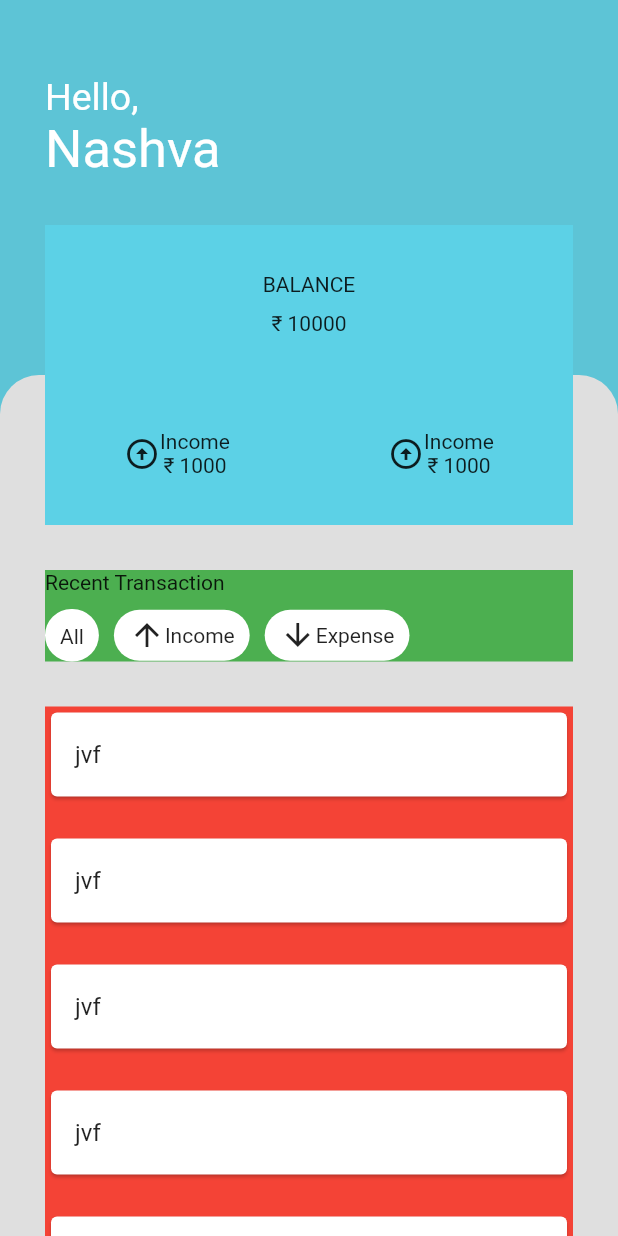
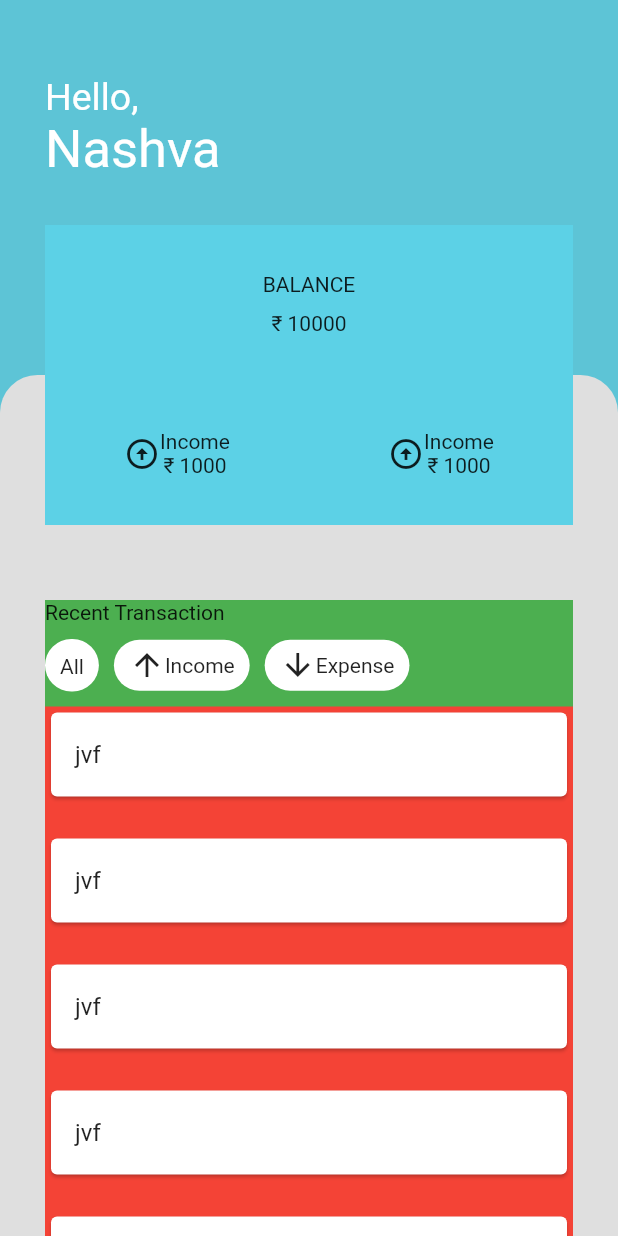
Before and after one commit to nashvak/expense_tracker, a Flutter app: the ScreenHome screen opened by its route, on a phone screen of 412 x 824 dp. Run offline on Flutter 3.47's test engine with Material 2 defaults, Android fonts, the phone set to English and light mode, and no system bars; our stand-ins replace get, google_fonts.

Commit message:
layout done ,styling has to be done

```diff
--- a/lib/view/transaction/home_screen.dart
+++ b/lib/view/transaction/home_screen.dart
@@ -35,26 +35,24 @@ class ScreenHome extends StatelessWidget {
             Positioned(
               top: 250,
               left: 0,
+              right: 0,
+              bottom: 0,
+              child: Container(
+                height: MediaQuery.of(context).size.height,
                 width: MediaQuery.of(context).size.width,
-              height: MediaQuery.of(context).size.height,
-              child: Container(
                 decoration: ShapeDecoration(
                   color: const Color.fromARGB(255, 223, 223, 223),
                   shape: RoundedRectangleBorder(
-                    borderRadius: BorderRadius.circular(26),
+                    borderRadius: BorderRadius.only(
+                      topLeft: Radius.circular(25),
+                      topRight: Radius.circular(25),
                     ),
                   ),
-                child: Stack(
-                  //fit: StackFit.expand,
-                  children: [
-                    Positioned(
-                      top: 130,
-                      left: 30,
-                      right: 30,
-                      bottom: 0,
-                      child: Column(
-                        children: [
-                          Container(
+                ),
+                child: Padding(
+                  padding: const EdgeInsets.only(
+                      top: 150, left: 30, right: 30, bottom: 0),
+                  child: Container(
                     color: Colors.green,
                     child: Column(
                       crossAxisAlignment: CrossAxisAlignment.start,
@@ -68,8 +66,7 @@ class ScreenHome extends StatelessWidget {
                               decoration: ShapeDecoration(
                                 color: Colors.white,
                                 shape: RoundedRectangleBorder(
-                                            borderRadius:
-                                                BorderRadius.circular(26)),
+                                    borderRadius: BorderRadius.circular(26)),
                               ),
                               child: const Padding(
                                 padding: EdgeInsets.symmetric(
@@ -84,8 +81,7 @@ class ScreenHome extends StatelessWidget {
                               decoration: ShapeDecoration(
                                 color: Colors.white,
                                 shape: RoundedRectangleBorder(
-                                          borderRadius:
-                                              BorderRadius.circular(26),
+                                  borderRadius: BorderRadius.circular(26),
                                 ),
                               ),
                               child: const Padding(
@@ -106,8 +102,7 @@ class ScreenHome extends StatelessWidget {
                               decoration: ShapeDecoration(
                                 color: Colors.white,
                                 shape: RoundedRectangleBorder(
-                                          borderRadius:
-                                              BorderRadius.circular(26),
+                                  borderRadius: BorderRadius.circular(26),
                                 ),
                               ),
                               child: const Padding(
@@ -123,15 +118,14 @@ class ScreenHome extends StatelessWidget {
                             ),
                           ],
                         ),
-                              ],
-                            ),
-                          ),
-                          height30,
-                          Container(
+                        height10,
+                        Expanded(
+                          child: Container(
+                            height: MediaQuery.of(context).size.height,
+                            width: MediaQuery.of(context).size.width,
                             color: Colors.red,
                             child: SingleChildScrollView(
                               child: Column(
-                                crossAxisAlignment: CrossAxisAlignment.start,
                                 children: [
                                   Card(
                                     child: ListTile(
@@ -178,10 +172,11 @@ class ScreenHome extends StatelessWidget {
                               ),
                             ),
                           ),
+                        )
                       ],
                     ),
                   ),
-                  ],
+                  //
                 ),
               ),
             ),
```
Lines whose indentation alone changed are shown as unchanged.
